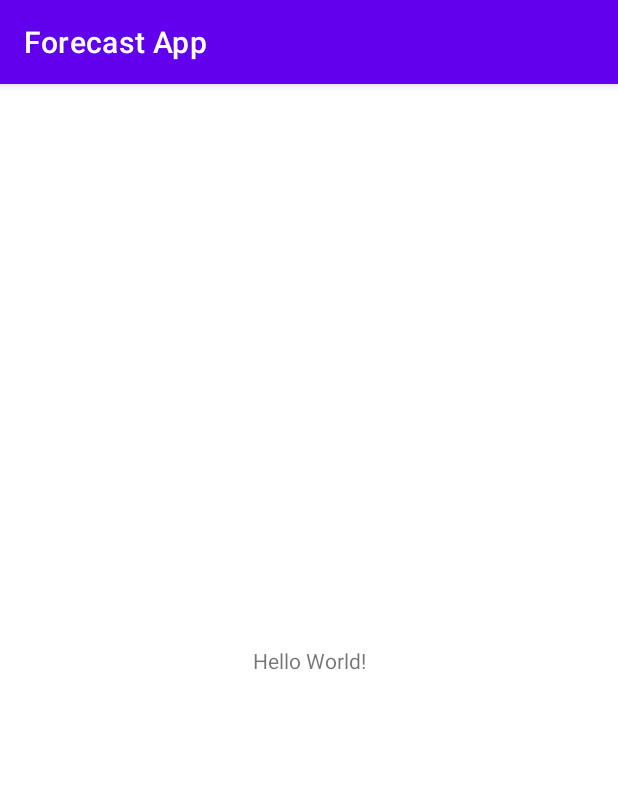
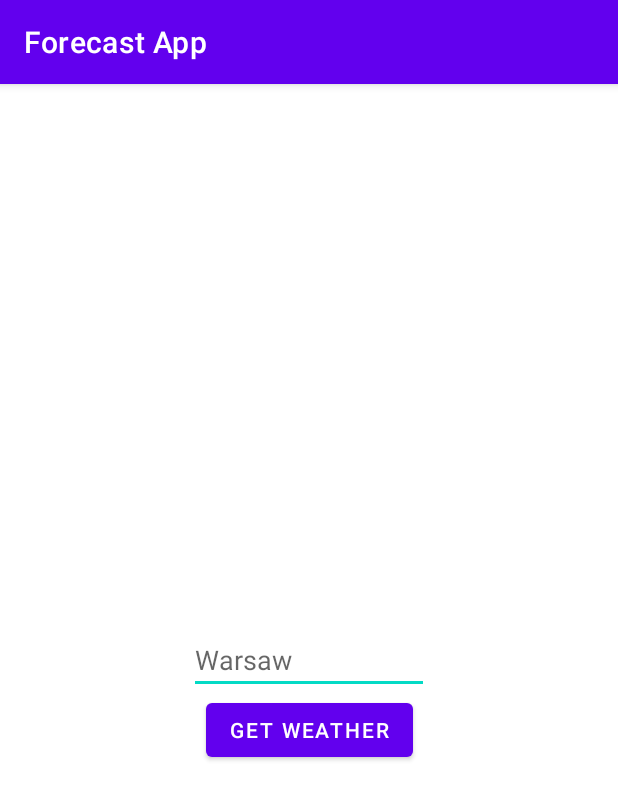
Before and after one commit to Mateusz-Chmielewski/Forecast-App, an Android app: the screen it shows after launch (MainActivity), on a phone screen of 412 x 824 dp. Shown: the top 800 px of the screen. Run offline under Robolectric (Android 15) with nearby library versions, the phone set to English and light mode, and no system bars.

Commit message:
Add input city ui

```diff
--- a/app/src/main/AndroidManifest.xml
+++ b/app/src/main/AndroidManifest.xml
@@ -10,7 +10,7 @@
         android:supportsRtl="true"
         android:theme="@style/Theme.ForecastApp">
         <activity
-            android:name=".MainActivity"
+            android:name=".ui.MainActivity"
             android:exported="true">
             <intent-filter>
                 <action android:name="android.intent.action.MAIN" />
--- a/app/src/main/java/com/mateuszchmielewski/forecastapp/MainActivity.kt
+++ b/app/src/main/java/com/mateuszchmielewski/forecastapp/ui/MainActivity.kt
@@ -1,7 +1,8 @@
-package com.mateuszchmielewski.forecastapp
+package com.mateuszchmielewski.forecastapp.ui
 
 import androidx.appcompat.app.AppCompatActivity
 import android.os.Bundle
+import com.mateuszchmielewski.forecastapp.R
 
 class MainActivity : AppCompatActivity() {
     override fun onCreate(savedInstanceState: Bundle?) {
--- a/app/src/main/res/layout/activity_main.xml
+++ b/app/src/main/res/layout/activity_main.xml
@@ -4,15 +4,26 @@
     xmlns:tools="http://schemas.android.com/tools"
     android:layout_width="match_parent"
     android:layout_height="match_parent"
-    tools:context=".MainActivity">
+    tools:context=".ui.MainActivity">
 
-    <TextView
+    <EditText
+        android:id="@+id/etCity"
+        android:layout_width="160dp"
+        android:layout_height="wrap_content"
+        android:hint="@string/city_example"
+        app:layout_constraintBottom_toBottomOf="parent"
+        app:layout_constraintEnd_toEndOf="parent"
+        app:layout_constraintHorizontal_bias="0.5"
+        app:layout_constraintStart_toStartOf="parent"
+        app:layout_constraintTop_toTopOf="parent" />
+
+    <Button
         android:layout_width="wrap_content"
         android:layout_height="wrap_content"
-        android:text="Hello World!"
-        app:layout_constraintBottom_toBottomOf="parent"
-        app:layout_constraintLeft_toLeftOf="parent"
-        app:layout_constraintRight_toRightOf="parent"
-        app:layout_constraintTop_toTopOf="parent" />
+        android:text="@string/get_weather"
+        app:layout_constraintEnd_toEndOf="@+id/etCity"
+        app:layout_constraintStart_toStartOf="@+id/etCity"
+        app:layout_constraintTop_toBottomOf="@+id/etCity" />
+
 
 </androidx.constraintlayout.widget.ConstraintLayout>
--- a/app/src/main/res/values/strings.xml
+++ b/app/src/main/res/values/strings.xml
@@ -1,3 +1,5 @@
 <resources>
     <string name="app_name">Forecast App</string>
+    <string name="city_example">Warsaw</string>
+    <string name="get_weather">Get Weather</string>
 </resources>
```
Also changed, not shown: 1 other file.
